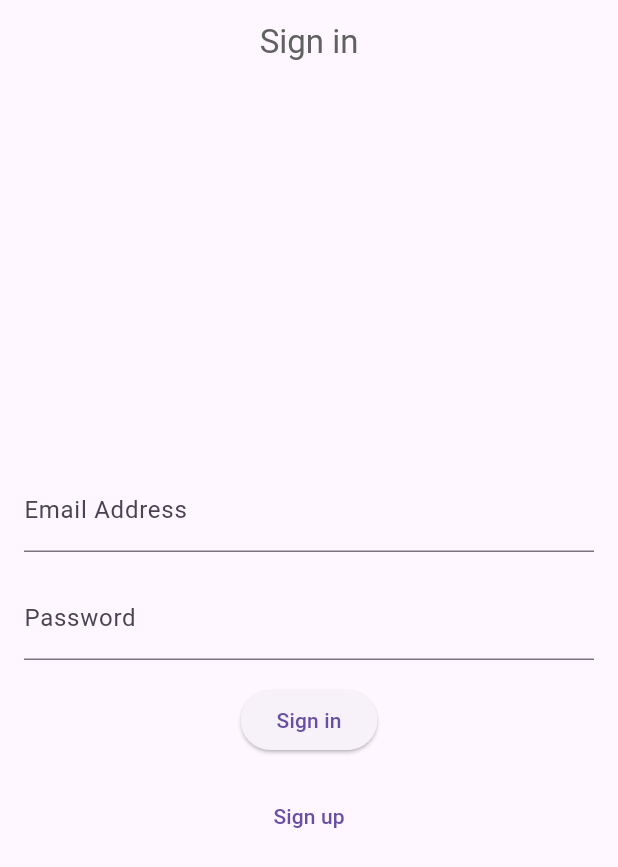
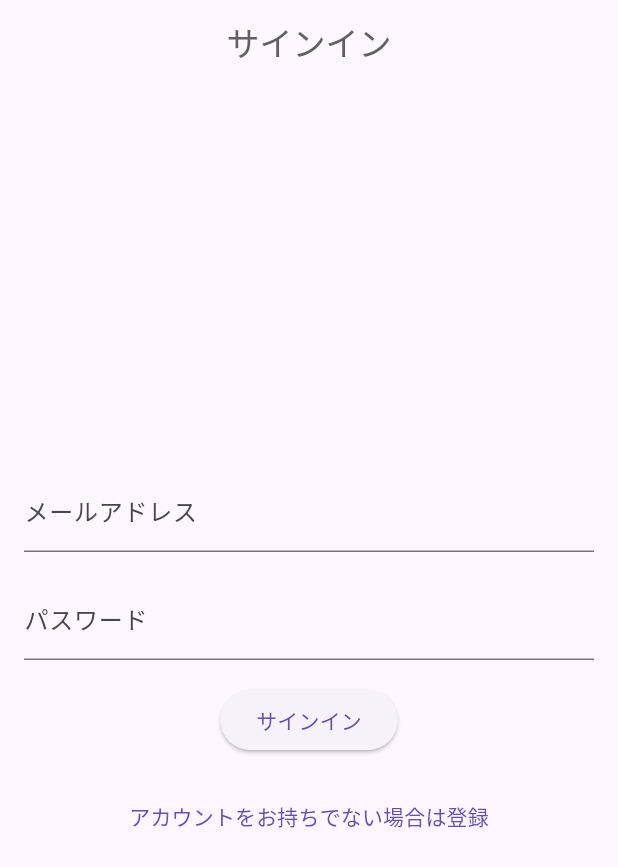
Before and after one commit to nozomi-koborinai/flutter-layered-architecture, a Flutter app: the screen it shows after launch, on a phone screen of 412 x 824 dp. Shown: the top 867 px of the screen. Run offline on Flutter 3.47's test engine with Material 2 defaults, Android fonts, the phone set to English and light mode, and no system bars; our stand-ins replace flutter_riverpod, freezed_annotation, image_picker.

Commit message:
✨ style: 各種コントロールのすべてのタイトルを英語 -> 日本語に修正

```diff
--- a/lib/presentation/page/home_page.dart
+++ b/lib/presentation/page/home_page.dart
@@ -36,11 +36,11 @@ class HomePage extends ConsumerWidget {
         items: const [
           BottomNavigationBarItem(
             icon: Icon(Icons.list),
-            label: 'Posts',
+            label: '投稿リスト',
           ),
           BottomNavigationBarItem(
             icon: Icon(Icons.account_circle),
-            label: 'Profile',
+            label: 'プロフィール',
           )
         ],
       ),
--- a/lib/presentation/page/post/component/post_button.dart
+++ b/lib/presentation/page/post/component/post_button.dart
@@ -19,7 +19,7 @@ class PostButton extends ConsumerWidget {
             );
         Navigator.pop(context);
       },
-      child: const Text('Post'),
+      child: const Text('投稿'),
     );
   }
 }
--- a/lib/presentation/page/post/component/post_comment_field.dart
+++ b/lib/presentation/page/post/component/post_comment_field.dart
@@ -15,7 +15,7 @@ class PostCommentField extends ConsumerWidget {
     return TextField(
       controller: ref.watch(postCommentControllerProvider),
       decoration: const InputDecoration(
-        labelText: 'comment',
+        labelText: 'コメント',
         border: OutlineInputBorder(),
       ),
       maxLines: 4,
--- a/lib/presentation/page/post/post_page.dart
+++ b/lib/presentation/page/post/post_page.dart
@@ -11,7 +11,7 @@ class PostPage extends ConsumerWidget {
   Widget build(BuildContext context, WidgetRef ref) {
     return Scaffold(
       appBar: AppBar(
-        title: const Text('New Post'),
+        title: const Text('新しい写真投稿'),
       ),
       body: const SingleChildScrollView(
         child: Padding(
--- a/lib/presentation/page/post/post_view_page.dart
+++ b/lib/presentation/page/post/post_view_page.dart
@@ -10,7 +10,7 @@ class PostViewPage extends ConsumerWidget {
   Widget build(BuildContext context, WidgetRef ref) {
     return Scaffold(
       appBar: AppBar(
-        title: const Text('Posts'),
+        title: const Text('投稿リスト'),
         automaticallyImplyLeading: false,
       ),
       body: const PostView(),
--- a/lib/presentation/page/user/component/register_button.dart
+++ b/lib/presentation/page/user/component/register_button.dart
@@ -25,7 +25,7 @@ class RegisterButton extends ConsumerWidget {
           (route) => false, // false を返すことで全ての画面履歴を削除します
         );
       },
-      child: const Text('Register'),
+      child: const Text('登録'),
     );
   }
 }
--- a/lib/presentation/page/user/component/signin_button.dart
+++ b/lib/presentation/page/user/component/signin_button.dart
@@ -21,7 +21,7 @@ class SigninButton extends ConsumerWidget {
           MaterialPageRoute(builder: (context) => HomePage()),
         );
       },
-      child: const Text('Sign in'),
+      child: const Text('サインイン'),
     );
   }
 }
--- a/lib/presentation/page/user/component/signup_button.dart
+++ b/lib/presentation/page/user/component/signup_button.dart
@@ -10,7 +10,7 @@ class SignupButton extends ConsumerWidget {
   @override
   Widget build(BuildContext context, WidgetRef ref) {
     return ElevatedButton(
-      child: const Text('Sign up'),
+      child: const Text('サインアップ'),
       onPressed: () async {
         await ref.watch(userUsecaseProvider).signUp(
               email: ref.watch(signupEmailControllerProvider).text,
--- a/lib/presentation/page/user/component/signup_text_button.dart
+++ b/lib/presentation/page/user/component/signup_text_button.dart
@@ -14,7 +14,7 @@ class SignupTextButton extends ConsumerWidget {
           MaterialPageRoute(builder: (context) => const SignupPage()),
         );
       },
-      child: const Text('Sign up'),
+      child: const Text('アカウントをお持ちでない場合は登録'),
     );
   }
 }
--- a/lib/presentation/page/user/component/text_field.dart
+++ b/lib/presentation/page/user/component/text_field.dart
@@ -26,7 +26,7 @@ class EmailTextField extends StatelessWidget {
     return TextField(
       controller: controller,
       decoration: const InputDecoration(
-        labelText: 'Email Address',
+        labelText: 'メールアドレス',
       ),
       keyboardType: TextInputType.emailAddress,
     );
@@ -55,7 +55,7 @@ class PasswordTextField extends StatelessWidget {
     return TextField(
       controller: controller,
       decoration: const InputDecoration(
-        labelText: 'Password',
+        labelText: 'パスワード',
       ),
       obscureText: true,
     );
@@ -77,7 +77,7 @@ class UserNameTextField extends ConsumerWidget {
     return TextField(
       controller: ref.watch(userNameControllerProvider),
       decoration: const InputDecoration(
-        labelText: 'Username',
+        labelText: 'ユーザー名',
       ),
     );
   }
--- a/lib/presentation/page/user/profile_edit_page.dart
+++ b/lib/presentation/page/user/profile_edit_page.dart
@@ -12,7 +12,7 @@ class ProfileEditPage extends ConsumerWidget {
   Widget build(BuildContext context, WidgetRef ref) {
     return Scaffold(
       appBar: AppBar(
-        title: const Text('Profile Edit'),
+        title: const Text('プロフィール更新'),
       ),
       body: const Padding(
         padding: EdgeInsets.all(16.0),
--- a/lib/presentation/page/user/profile_page.dart
+++ b/lib/presentation/page/user/profile_page.dart
@@ -13,7 +13,7 @@ class ProfilePage extends ConsumerWidget {
     final user = ref.watch(userProvider);
     return Scaffold(
       appBar: AppBar(
-        title: const Text('Profile'),
+        title: const Text('プロフィール'),
         automaticallyImplyLeading: false,
         actions: [
           Padding(
--- a/lib/presentation/page/user/signin_page.dart
+++ b/lib/presentation/page/user/signin_page.dart
@@ -11,7 +11,7 @@ class SigninPage extends ConsumerWidget {
   Widget build(BuildContext context, WidgetRef ref) {
     return Scaffold(
       appBar: AppBar(
-        title: const Text('Sign in'),
+        title: const Text('サインイン'),
       ),
       body: Padding(
         padding: const EdgeInsets.all(16.0),
--- a/lib/presentation/page/user/signup_page.dart
+++ b/lib/presentation/page/user/signup_page.dart
@@ -10,7 +10,7 @@ class SignupPage extends ConsumerWidget {
   Widget build(BuildContext context, WidgetRef ref) {
     return Scaffold(
       appBar: AppBar(
-        title: const Text('Sign up'),
+        title: const Text('サインアップ'),
       ),
       body: Padding(
         padding: const EdgeInsets.all(16.0),
```
